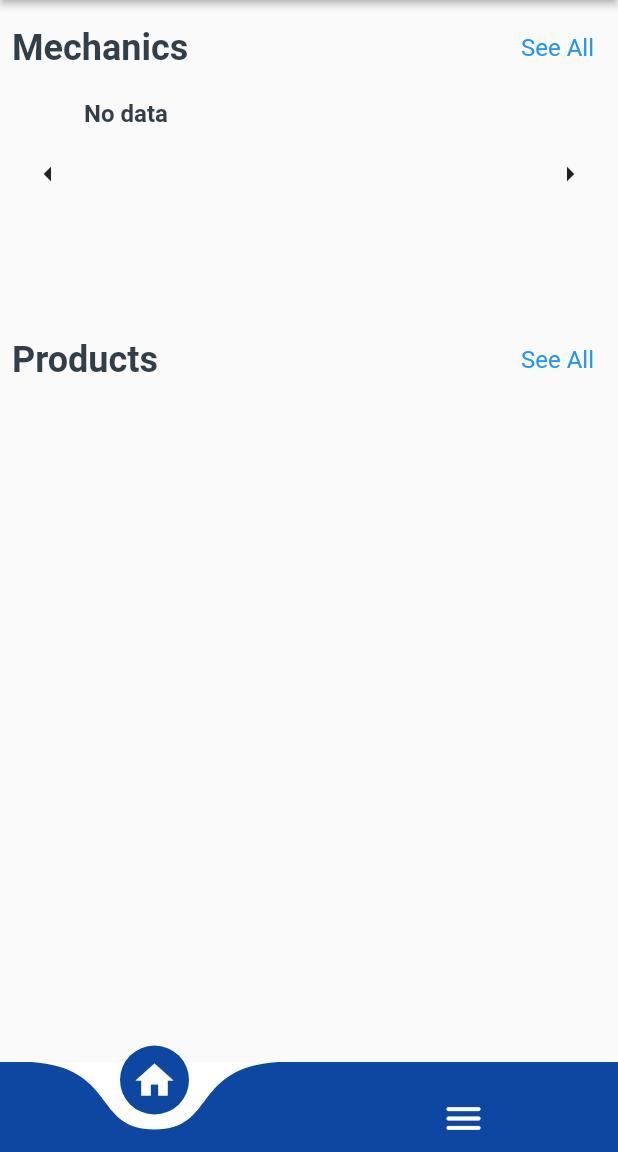
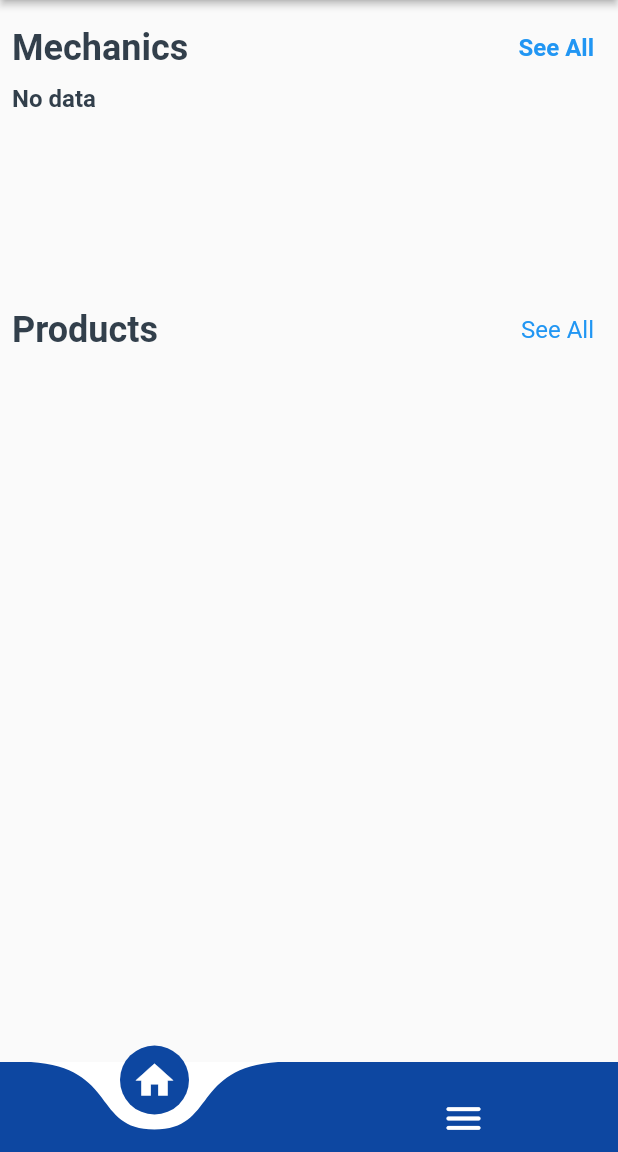
Before and after one commit to Tharunvarshanth/Auto-Picker, a Flutter app: the screen it shows after launch, on a phone screen of 412 x 824 dp, the part 84-1236 px from its top. Run offline on Flutter 3.47's test engine with Material 2 defaults, Android fonts, the light colour scheme and no system bars; drawn by our look-alikes of curved_navigation_bar; our stand-ins replace carousel_slider, circular_profile_avatar, cloud_firestore, date_time_picker, dropdown_search, firebase_auth and 16 more; missing offline and left inert: flutter_guards, multi_image_picker2, onesignal_flutter, payhere_mobilesdk_flutter, section_view, super_tooltip; accounts and stored records are empty; statements that could not run were skipped.

Commit message:
mechnaics horizontal scroll ui updateds

```diff
--- a/lib/components/organisms/mechanics_horizontal_scroll.dart
+++ b/lib/components/organisms/mechanics_horizontal_scroll.dart
@@ -1,7 +1,4 @@
-// ignore_for_file: file_names
-
 import 'package:auto_picker/components/atoms/generic_text.dart';
-import 'package:auto_picker/components/atoms/generic_text_field.dart';
 import 'package:auto_picker/components/atoms/image_tile.dart';
 import 'package:auto_picker/components/atoms/popup_modal_message.dart';
 import 'package:auto_picker/components/pages/mechanic_profile_page.dart';
@@ -81,6 +78,7 @@ class _MechanicsHorizontalItemScrollState
       mainAxisAlignment: MainAxisAlignment.spaceAround,
       crossAxisAlignment: CrossAxisAlignment.center,
       children: [
+        /*
         IconButton(
           onPressed: () {
             widget.controller.animateTo(
@@ -88,14 +86,19 @@ class _MechanicsHorizontalItemScrollState
                 duration: Duration(milliseconds: 200),
                 curve: Curves.ease);
           },
-          icon: const Icon(Icons.arrow_left),
-        ),
+          icon: const Icon(
+            Icons.arrow_left,
+            size: 36,
+          ),
+        ),*/
         Expanded(
-          flex: 5,
+          flex: 3,
           child: SizedBox(
-              height: 100,
+              height: 90,
               child: (widget.ImageTileList.length > 0)
-                  ? ListView.builder(
+                  ? ListView.separated(
+                      padding: EdgeInsets.fromLTRB(0, 0, 0, 0),
+                      separatorBuilder: (context, index) => SizedBox(width: 0),
                       scrollDirection: Axis.horizontal,
                       itemCount: widget.ImageTileList.length,
                       itemBuilder: (context, index) {
@@ -112,14 +115,14 @@ class _MechanicsHorizontalItemScrollState
                       text: 'No data',
                     )),
         ),
-        IconButton(
+        /*IconButton(
             onPressed: () {
               widget.controller.animateTo(
                   widget.controller.offset + widget.onPressOffsetChange,
                   duration: Duration(milliseconds: 200),
                   curve: Curves.ease);
             },
-            icon: Icon(Icons.arrow_right)),
+            icon: Icon(Icons.arrow_right)),*/
       ],
     );
   }
--- a/lib/components/pages/home_page.dart
+++ b/lib/components/pages/home_page.dart
@@ -114,6 +114,14 @@ class _HomePageState extends State<HomePage> {
   getMechanicsList() async {
     List<dynamic> res = await mechanicsController.getMechanics();
     if (res != null) {
+      res.forEach((element) {
+        var tM = Mechanic.fromJson(element);
+        if (tM.isPayed) {
+          setState(() {
+            mechanicList.add(tM);
+          });
+        }
+      });
       res.forEach((element) {
         var tM = Mechanic.fromJson(element);
         if (tM.isPayed) {
@@ -282,7 +290,8 @@ class _HomePageState extends State<HomePage> {
                             GenericText(
                                 text: 'Mechanics', isBold: true, textSize: 24),
                             GenericTextButton(
-                              color: AppColors.Blue,
+                              isBold: true,
+                              color: AppColors.darkBlue,
                               text: 'See All',
                               onPressed: () {
                                 if (isLogged) {
@@ -306,7 +315,7 @@ class _HomePageState extends State<HomePage> {
                             ),
                           ]),
                       const SizedBox(
-                        height: 10,
+                        height: 0,
                       ),
                       MechanicsHorizontalItemScroll(
                           ImageTileList: mechanicList,
```
Also changed, not shown: lib/components/atoms/image_tile.dart (+15 -3 lines).
